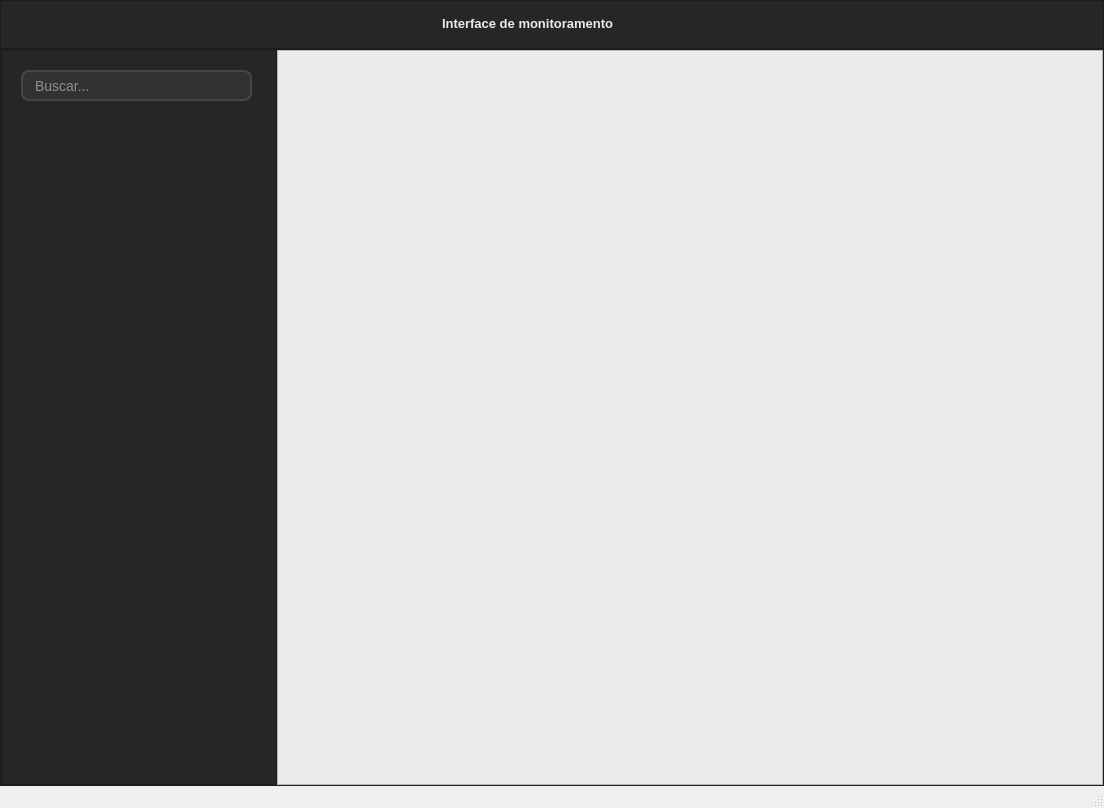
The window that interface_qt/ui/interface.ui (lucas-velocini-repo/IT-Estacao_Meteorologica) describes before a commit, drawn with Qt 5.
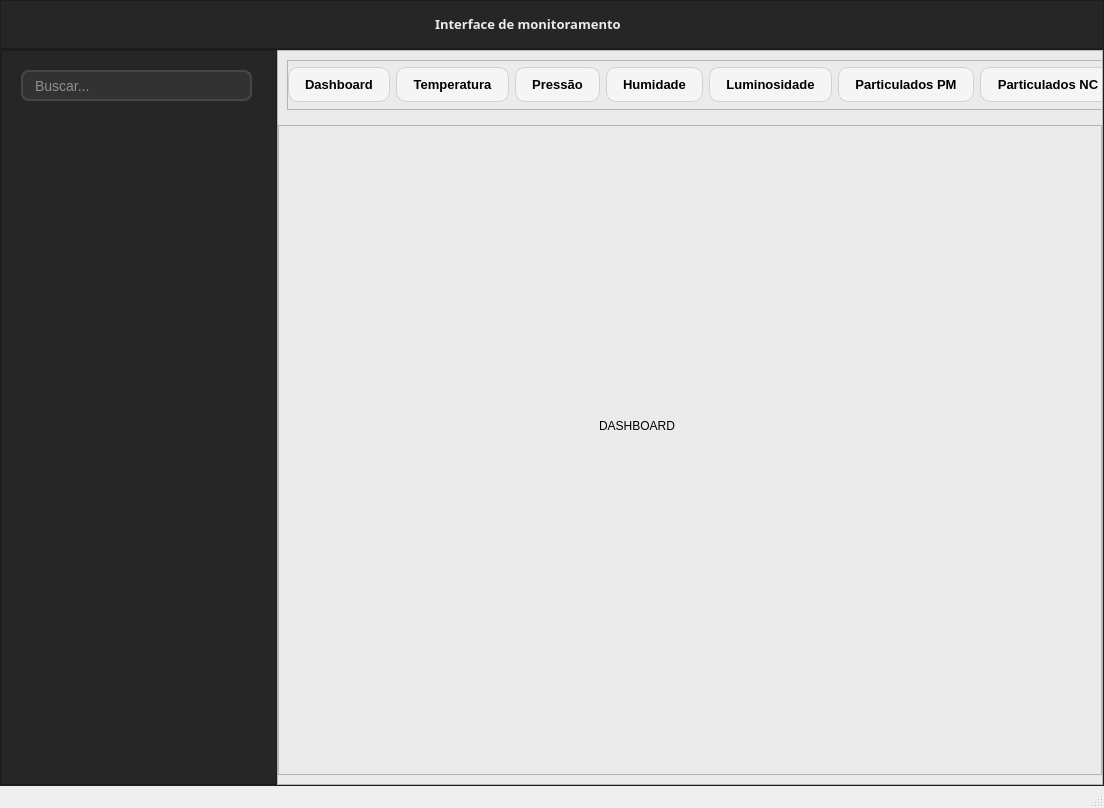
The same window after the commit. Icons and pictures are not drawn.

Commit message: Modificações na interface e requecimentos.txt.

What changed in the file:
```diff
--- a/interface_qt/ui/interface.ui
+++ b/interface_qt/ui/interface.ui
@@ -37,7 +37,7 @@
      <widget class="QFrame" name="frmTopo">
       <property name="styleSheet">
        <string notr="true">QFrame{
-border-bottom: 0.5px solid #ebebeb;
+border-bottom: 0.5px solid rgba(235, 235, 235, 100);
 }</string>
       </property>
       <property name="frameShape">
@@ -72,7 +72,7 @@
           <widget class="QLabel" name="lblTitulo">
            <property name="font">
             <font>
-             <family>Segoe UI</family>
+             <family>Segoe UI Semibold</family>
              <pointsize>10</pointsize>
              <weight>75</weight>
              <bold>true</bold>
@@ -229,6 +229,417 @@
          <property name="frameShadow">
           <enum>QFrame::Raised</enum>
          </property>
+         <layout class="QVBoxLayout" name="verticalLayout_2" stretch="1,15">
+          <property name="leftMargin">
+           <number>0</number>
+          </property>
+          <property name="topMargin">
+           <number>0</number>
+          </property>
+          <property name="rightMargin">
+           <number>0</number>
+          </property>
+          <item>
+           <widget class="QScrollArea" name="scrBotoes">
+            <property name="styleSheet">
+             <string notr="true">QScrollArea {
+    border: none;
+    background: transparent;
+}
+
+QScrollBar:horizontal {
+    height: 6px;
+    background: transparent;
+}
+
+QScrollBar::handle:horizontal {
+    background: rgba(150, 150, 150, 120);
+    border-radius: 3px;
+}
+
+QScrollBar::handle:horizontal:hover {
+    background: rgba(150, 150, 150, 180);
+}
+
+QScrollBar::add-line:horizontal,
+QScrollBar::sub-line:horizontal {
+    width: 0px;
+}</string>
+            </property>
+            <property name="verticalScrollBarPolicy">
+             <enum>Qt::ScrollBarAlwaysOff</enum>
+            </property>
+            <property name="horizontalScrollBarPolicy">
+             <enum>Qt::ScrollBarAlwaysOff</enum>
+            </property>
+            <property name="widgetResizable">
+             <bool>true</bool>
+            </property>
+            <property name="alignment">
+             <set>Qt::AlignCenter</set>
+            </property>
+            <widget class="QWidget" name="scrollAreaWidgetContents">
+             <property name="geometry">
+              <rect>
+               <x>0</x>
+               <y>0</y>
+               <width>903</width>
+               <height>55</height>
+              </rect>
+             </property>
+             <layout class="QVBoxLayout" name="verticalLayout_3">
+              <item>
+               <widget class="QFrame" name="frmGraficosBotoes">
+                <property name="styleSheet">
+                 <string notr="true">QPushButton {
+    background-color: rgb(245, 245, 245);
+    color: black;
+
+    border: 1px solid rgb(210, 210, 210);
+    border-radius: 10px;
+
+    padding: 8px 16px;
+
+    font-family: &quot;Segoe UI&quot;;
+    font-size: 13px;
+    font-weight: 500;
+
+    outline: none;
+}
+
+QPushButton:hover {
+    background-color: rgb(255, 255, 255);
+    border: 1px solid rgb(190, 190, 190);
+}
+
+QPushButton:pressed {
+    background-color: rgb(230, 230, 230);
+    border: 1px solid rgb(180, 180, 180);
+}
+
+/* foco estilo moderno (igual line edit) */
+QPushButton:focus {
+    border: 1px solid #3daee9;
+}
+
+/* opcional: botão &quot;ativo/selecionado&quot; */
+QPushButton:checked {
+    background-color: rgb(225, 240, 252);
+    border: 1px solid #3daee9;
+}
+</string>
+                </property>
+                <property name="frameShape">
+                 <enum>QFrame::StyledPanel</enum>
+                </property>
+                <property name="frameShadow">
+                 <enum>QFrame::Raised</enum>
+                </property>
+                <layout class="QHBoxLayout" name="horizontalLayout_4">
+                 <property name="leftMargin">
+                  <number>0</number>
+                 </property>
+                 <property name="topMargin">
+                  <number>0</number>
+                 </property>
+                 <property name="rightMargin">
+                  <number>0</number>
+                 </property>
+                 <property name="bottomMargin">
+                  <number>0</number>
+                 </property>
+                 <item>
+                  <widget class="QPushButton" name="btnDash">
+                   <property name="maximumSize">
+                    <size>
+                     <width>16777215</width>
+                     <height>35</height>
+                    </size>
+                   </property>
+                   <property name="text">
+                    <string>Dashboard</string>
+                   </property>
+                   <property name="checkable">
+                    <bool>false</bool>
+                   </property>
+                  </widget>
+                 </item>
+                 <item>
+                  <widget class="QPushButton" name="btnTemperatura">
+                   <property name="maximumSize">
+                    <size>
+                     <width>16777215</width>
+                     <height>35</height>
+                    </size>
+                   </property>
+                   <property name="text">
+                    <string>Temperatura</string>
+                   </property>
+                   <property name="checkable">
+                    <bool>false</bool>
+                   </property>
+                  </widget>
+                 </item>
+                 <item>
+                  <widget class="QPushButton" name="btnPressao">
+                   <property name="maximumSize">
+                    <size>
+                     <width>16777215</width>
+                     <height>35</height>
+                    </size>
+                   </property>
+                   <property name="text">
+                    <string>Pressão</string>
+                   </property>
+                   <property name="checkable">
+                    <bool>false</bool>
+                   </property>
+                  </widget>
+                 </item>
+                 <item>
+                  <widget class="QPushButton" name="btnHumidade">
+                   <property name="maximumSize">
+                    <size>
+                     <width>16777215</width>
+                     <height>35</height>
+                    </size>
+                   </property>
+                   <property name="text">
+                    <string>Humidade</string>
+                   </property>
+                   <property name="checkable">
+                    <bool>false</bool>
+                   </property>
+                  </widget>
+                 </item>
+                 <item>
+                  <widget class="QPushButton" name="btnLuminosidade">
+                   <property name="maximumSize">
+                    <size>
+                     <width>16777215</width>
+                     <height>35</height>
+                    </size>
+                   </property>
+                   <property name="text">
+                    <string>Luminosidade</string>
+                   </property>
+                   <property name="checkable">
+                    <bool>false</bool>
+                   </property>
+                  </widget>
+                 </item>
+                 <item>
+                  <widget class="QPushButton" name="btnPM">
+                   <property name="maximumSize">
+                    <size>
+                     <width>16777215</width>
+                     <height>35</height>
+                    </size>
+                   </property>
+                   <property name="text">
+                    <string>Particulados PM</string>
+                   </property>
+                   <property name="checkable">
+                    <bool>false</bool>
+                   </property>
+                  </widget>
+                 </item>
+                 <item>
+                  <widget class="QPushButton" name="btnNC">
+                   <property name="maximumSize">
+                    <size>
+                     <width>16777215</width>
+                     <height>35</height>
+                    </size>
+                   </property>
+                   <property name="text">
+                    <string>Particulados NC</string>
+                   </property>
+                   <property name="checkable">
+                    <bool>false</bool>
+                   </property>
+                  </widget>
+                 </item>
+                 <item>
+                  <widget class="QPushButton" name="btnDados">
+                   <property name="maximumSize">
+                    <size>
+                     <width>16777215</width>
+                     <height>35</height>
+                    </size>
+                   </property>
+                   <property name="text">
+                    <string>Dados</string>
+                   </property>
+                  </widget>
+                 </item>
+                </layout>
+               </widget>
+              </item>
+             </layout>
+            </widget>
+           </widget>
+          </item>
+          <item>
+           <widget class="QFrame" name="frmGraficosDisplay">
+            <property name="styleSheet">
+             <string notr="true">QFrame {
+border-top: 1px solid rgba(38, 38, 38, 100);
+}
+
+/* remove qualquer borda interna */
+QStackedWidget {
+    border: none;
+}
+
+QStackedWidget &gt; QWidget {
+    border: none;
+}</string>
+            </property>
+            <property name="frameShape">
+             <enum>QFrame::StyledPanel</enum>
+            </property>
+            <property name="frameShadow">
+             <enum>QFrame::Raised</enum>
+            </property>
+            <layout class="QVBoxLayout" name="verticalLayout_4">
+             <property name="leftMargin">
+              <number>0</number>
+             </property>
+             <property name="rightMargin">
+              <number>0</number>
+             </property>
+             <item>
+              <widget class="QStackedWidget" name="stackedWidget">
+               <property name="currentIndex">
+                <number>0</number>
+               </property>
+               <widget class="QWidget" name="pageDash">
+                <widget class="QLabel" name="label">
+                 <property name="geometry">
+                  <rect>
+                   <x>320</x>
+                   <y>260</y>
+                   <width>151</width>
+                   <height>61</height>
+                  </rect>
+                 </property>
+                 <property name="text">
+                  <string>DASHBOARD</string>
+                 </property>
+                </widget>
+               </widget>
+               <widget class="QWidget" name="pageTemperatura">
+                <widget class="QLabel" name="label_2">
+                 <property name="geometry">
+                  <rect>
+                   <x>340</x>
+                   <y>280</y>
+                   <width>141</width>
+                   <height>51</height>
+                  </rect>
+                 </property>
+                 <property name="text">
+                  <string>TEMPERATURA</string>
+                 </property>
+                </widget>
+               </widget>
+               <widget class="QWidget" name="pagePressao">
+                <widget class="QLabel" name="label_3">
+                 <property name="geometry">
+                  <rect>
+                   <x>350</x>
+                   <y>320</y>
+                   <width>121</width>
+                   <height>71</height>
+                  </rect>
+                 </property>
+                 <property name="text">
+                  <string>PRESSÂO</string>
+                 </property>
+                </widget>
+               </widget>
+               <widget class="QWidget" name="pageHumidade">
+                <widget class="QLabel" name="label_4">
+                 <property name="geometry">
+                  <rect>
+                   <x>300</x>
+                   <y>280</y>
+                   <width>101</width>
+                   <height>61</height>
+                  </rect>
+                 </property>
+                 <property name="text">
+                  <string>HUMIDADE</string>
+                 </property>
+                </widget>
+               </widget>
+               <widget class="QWidget" name="pageLuminosidade">
+                <widget class="QLabel" name="label_5">
+                 <property name="geometry">
+                  <rect>
+                   <x>320</x>
+                   <y>240</y>
+                   <width>171</width>
+                   <height>51</height>
+                  </rect>
+                 </property>
+                 <property name="text">
+                  <string>LUMINOSIDADE</string>
+                 </property>
+                </widget>
+               </widget>
+               <widget class="QWidget" name="pagePM">
+                <widget class="QLabel" name="label_6">
+                 <property name="geometry">
+                  <rect>
+                   <x>276</x>
+                   <y>260</y>
+                   <width>161</width>
+                   <height>61</height>
+                  </rect>
+                 </property>
+                 <property name="text">
+                  <string>PARTICULADOS PM</string>
+                 </property>
+                </widget>
+               </widget>
+               <widget class="QWidget" name="pageNC">
+                <widget class="QLabel" name="label_7">
+                 <property name="geometry">
+                  <rect>
+                   <x>350</x>
+                   <y>280</y>
+                   <width>241</width>
+                   <height>101</height>
+                  </rect>
+                 </property>
+                 <property name="text">
+                  <string>PARTICULADOS NC</string>
+                 </property>
+                </widget>
+               </widget>
+               <widget class="QWidget" name="pageDados">
+                <widget class="QLabel" name="label_8">
+                 <property name="geometry">
+                  <rect>
+                   <x>360</x>
+                   <y>250</y>
+                   <width>131</width>
+                   <height>71</height>
+                  </rect>
+                 </property>
+                 <property name="text">
+                  <string>DADOS BRUTOS</string>
+                 </property>
+                </widget>
+               </widget>
+              </widget>
+             </item>
+            </layout>
+           </widget>
+          </item>
+         </layout>
         </widget>
        </item>
       </layout>
```
Left out of the diff: 2 changed lines with no effect on the pictures. The commit also changes 3 other files.
